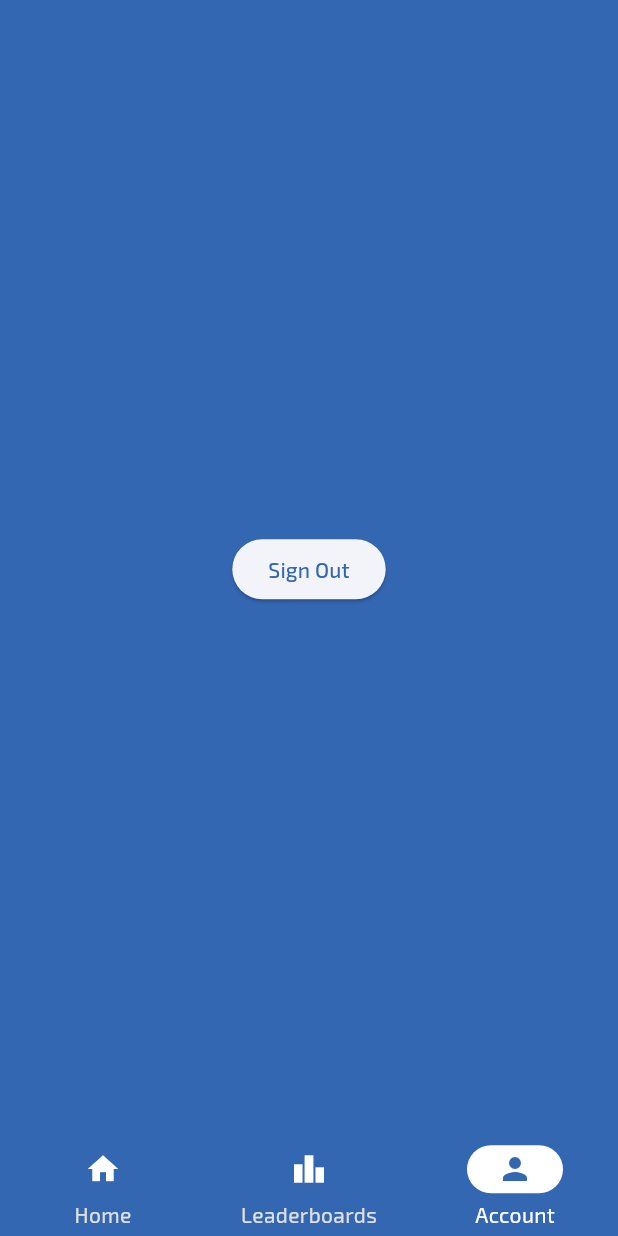
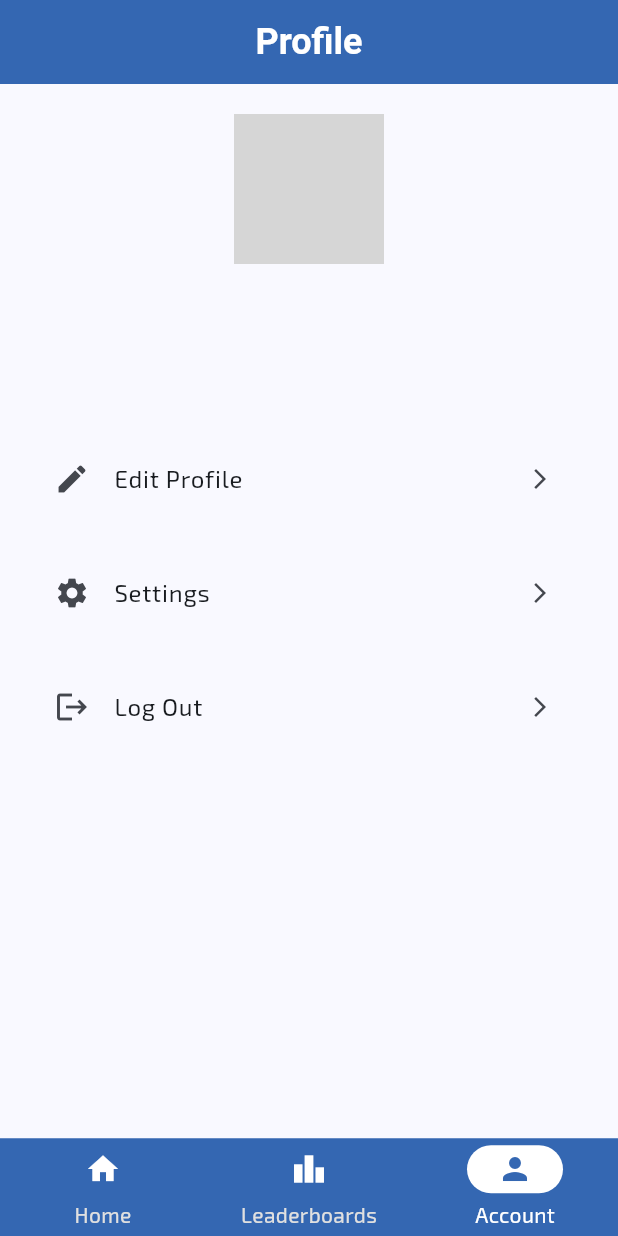
Before and after one commit to AlvinHartono/mental_math_trainer_app, a Flutter app: the screen it shows once a user with an empty profile is signed in, swiped to page 3, on a phone screen of 412 x 824 dp. Run offline on Flutter 3.47's test engine with Material 3 defaults, Android fonts, the light colour scheme and no system bars; our stand-ins replace animated_text_kit, cloud_firestore, firebase_auth, firebase_core, flutter_riverpod, google_fonts and 2 more; accounts and stored records are empty; generated files the repository leaves out were written again; network calls fail; grey boxes are pictures that could not be loaded.

Commit message:
feat(profile): created UI for profile screen

```diff
--- a/lib/screens/account_screen.dart
+++ /dev/null
@@ -1,24 +0,0 @@
-import 'package:flutter/material.dart';
-import 'package:mental_math_trainer_app/firebase/firebase_auth_services.dart';
-
-class AccountScreen extends StatelessWidget {
-  const AccountScreen({super.key});
-
-  @override
-  Widget build(BuildContext context) {
-    return Scaffold(
-      backgroundColor: Theme.of(context).primaryColor,
-      body: Stack(children: [
-        Center(
-          child: ElevatedButton(
-            onPressed: () {
-              Future<bool> signOut = FirebaseAuthService().signOutFromGoogle();
-              print(signOut);
-            },
-            child: const Text('Sign Out'),
-          ),
-        ),
-      ]),
-    );
-  }
-}
--- a/lib/screens/authentication_screens/login_screen.dart
+++ b/lib/screens/authentication_screens/login_screen.dart
@@ -95,7 +95,7 @@ class _LoginScreenState extends ConsumerState<LoginScreen> {
                           height: (deviceHeight * 0.4 * 0.05),
                         ),
                         Text(
-                          "Mental Math Trainer",
+                          "FlexMath",
                           style: GoogleFonts.exo2(
                             textStyle: const TextStyle(
                               fontWeight: FontWeight.bold,
@@ -105,7 +105,7 @@ class _LoginScreenState extends ConsumerState<LoginScreen> {
                           ),
                         ),
                         Text(
-                          "Train your mental mathematics.",
+                          "Train and Flex Your Mental Mathematics.",
                           style: GoogleFonts.exo2(
                             textStyle: const TextStyle(
                               fontWeight: FontWeight.normal,
@@ -131,12 +131,13 @@ class _LoginScreenState extends ConsumerState<LoginScreen> {
                                         .signInWithGoogle();
                                 print(userCredential);
                               } catch (e) {
-                                print(e);
                                 // Handle the error appropriately
                               } finally {
-                                setState(() {
-                                  isLoading = false;
-                                });
+                                if (mounted) {
+                                  setState(() {
+                                    isLoading = false;
+                                  });
+                                }
                               }
                             },
                             icon: const ImageIcon(
--- a/lib/screens/home_screen.dart
+++ b/lib/screens/home_screen.dart
@@ -1,5 +1,5 @@
 import 'package:flutter/material.dart';
-import 'package:mental_math_trainer_app/screens/account_screen.dart';
+import 'package:mental_math_trainer_app/screens/profile_screen.dart';
 import 'package:mental_math_trainer_app/screens/game_select_screen.dart';
 import 'package:mental_math_trainer_app/screens/leaderboard.dart';
 
@@ -12,7 +12,7 @@ class HomeScreen extends StatefulWidget {
 
 class _HomeScreenState extends State<HomeScreen> {
   int currentPageIndex = 0;
-  final items = const [GameSelectScreen(), Leaderboards(), AccountScreen()];
+  final items = const [GameSelectScreen(), Leaderboards(), ProfileScreen()];
   final PageController _pageController = PageController(initialPage: 0);
   @override
   void dispose() {
--- /dev/null
+++ b/lib/screens/profile_screen.dart
@@ -0,0 +1,111 @@
+import 'package:firebase_auth/firebase_auth.dart';
+import 'package:flutter/material.dart';
+import 'package:mental_math_trainer_app/firebase/firebase_auth_services.dart';
+import 'package:mental_math_trainer_app/widgets/loading_screen.dart';
+
+class ProfileScreen extends StatefulWidget {
+  const ProfileScreen({super.key});
+
+  @override
+  State<ProfileScreen> createState() => _ProfileScreenState();
+}
+
+class _ProfileScreenState extends State<ProfileScreen> {
+  @override
+  Widget build(BuildContext context) {
+    final User? user = FirebaseAuth.instance.currentUser;
+    bool isLoading = false;
+    return Scaffold(
+      appBar: AppBar(
+        title: const Text('Profile'),
+        centerTitle: true,
+      ),
+      body: Stack(
+        children: [
+          SingleChildScrollView(
+            child: Column(
+              children: [
+                Container(
+                  padding: const EdgeInsets.all(20.0),
+                  child: Center(
+                    child: Column(
+                      children: [
+                        const CircleAvatar(
+                          radius: 50,
+                          backgroundImage: NetworkImage(
+                            'https://www.pngitem.com/pimgs/m/146-1468479_my-profile-icon-blank-profile-picture-circle-hd.png',
+                          ),
+                        ),
+                        const SizedBox(height: 10),
+                        Text(
+                          user?.displayName ?? 'User',
+                          style: const TextStyle(
+                            fontSize: 22,
+                            color: Colors.black,
+                            fontWeight: FontWeight.bold,
+                          ),
+                        ),
+                        Text(
+                          user?.email ?? 'youremail@example.com',
+                          style: const TextStyle(
+                            fontSize: 16,
+                          ),
+                        ),
+                      ],
+                    ),
+                  ),
+                ),
+                const SizedBox(
+                  height: 20,
+                ),
+                _buildProfileOption(context, 'Edit Profile', Icons.edit, () {}),
+                _buildProfileOption(context, 'Settings', Icons.settings, () {}),
+                _buildProfileOption(
+                  context,
+                  'Log Out',
+                  Icons.logout,
+                  () async {
+                    setState(() {
+                      isLoading = true;
+                    });
+                    try {
+                      await FirebaseAuthService().signOutFromGoogle();
+                    } catch (e) {
+                      print(e);
+                    } finally {
+                      if (mounted) {
+                        setState(() {
+                          isLoading = false;
+                        });
+                      }
+                    }
+                  },
+                ),
+                if (isLoading) const LoadingScreen(),
+              ],
+            ),
+          ),
+        ],
+      ),
+    );
+  }
+
+  Widget _buildProfileOption(
+      BuildContext context, String title, IconData icon, VoidCallback onTap) {
+    return Padding(
+      padding: const EdgeInsets.symmetric(horizontal: 20.0, vertical: 10.0),
+      child: ListTile(
+        leading: Icon(icon),
+        title: Text(title),
+        trailing: const Icon(
+          Icons.arrow_forward_ios,
+          size: 16,
+        ),
+        onTap: onTap,
+        shape: RoundedRectangleBorder(
+          borderRadius: BorderRadius.circular(15),
+        ),
+      ),
+    );
+  }
+}
```
Also changed, not shown: 1 other file.
